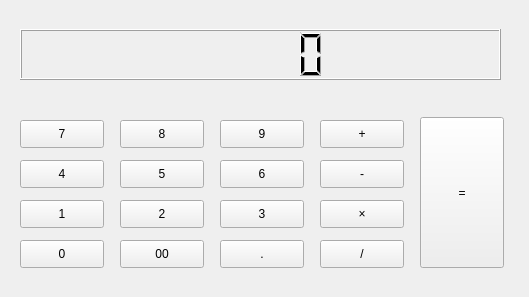
This is calc.ui in Showmylove/python-study as Qt 5 draws it before an edit. The edited form follows.
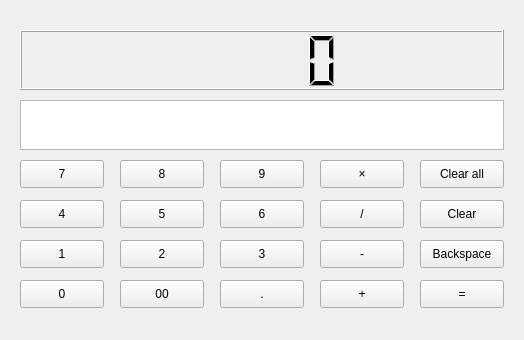
This is the edited form.

The edit to the form file:
```diff
--- a/calc.ui
+++ b/calc.ui
@@ -6,18 +6,21 @@
    <rect>
     <x>0</x>
     <y>0</y>
-    <width>529</width>
-    <height>297</height>
+    <width>524</width>
+    <height>340</height>
    </rect>
   </property>
   <property name="windowTitle">
-   <string>Calc</string>
+   <string>Calculater</string>
+  </property>
+  <property name="layoutDirection">
+   <enum>Qt::LeftToRight</enum>
   </property>
   <widget class="QPushButton" name="pushButton_six">
    <property name="geometry">
     <rect>
      <x>220</x>
-     <y>160</y>
+     <y>200</y>
      <width>84</width>
      <height>28</height>
     </rect>
@@ -30,7 +33,7 @@
    <property name="geometry">
     <rect>
      <x>220</x>
-     <y>200</y>
+     <y>240</y>
      <width>84</width>
      <height>28</height>
     </rect>
@@ -43,7 +46,7 @@
    <property name="geometry">
     <rect>
      <x>220</x>
-     <y>120</y>
+     <y>160</y>
      <width>84</width>
      <height>28</height>
     </rect>
@@ -52,24 +55,11 @@
     <string>9</string>
    </property>
   </widget>
-  <widget class="QPushButton" name="pushButton_equal">
-   <property name="geometry">
-    <rect>
-     <x>420</x>
-     <y>117</y>
-     <width>84</width>
-     <height>151</height>
-    </rect>
-   </property>
-   <property name="text">
-    <string>=</string>
-   </property>
-  </widget>
   <widget class="QPushButton" name="pushButton_zero">
    <property name="geometry">
     <rect>
      <x>20</x>
-     <y>240</y>
+     <y>280</y>
      <width>84</width>
      <height>28</height>
     </rect>
@@ -82,7 +72,7 @@
    <property name="geometry">
     <rect>
      <x>320</x>
-     <y>160</y>
+     <y>240</y>
      <width>84</width>
      <height>28</height>
     </rect>
@@ -95,7 +85,7 @@
    <property name="geometry">
     <rect>
      <x>20</x>
-     <y>200</y>
+     <y>240</y>
      <width>84</width>
      <height>28</height>
     </rect>
@@ -108,7 +98,7 @@
    <property name="geometry">
     <rect>
      <x>20</x>
-     <y>120</y>
+     <y>160</y>
      <width>84</width>
      <height>28</height>
     </rect>
@@ -121,7 +111,7 @@
    <property name="geometry">
     <rect>
      <x>120</x>
-     <y>120</y>
+     <y>160</y>
      <width>84</width>
      <height>28</height>
     </rect>
@@ -134,33 +124,20 @@
    <property name="geometry">
     <rect>
      <x>20</x>
-     <y>29</y>
-     <width>481</width>
-     <height>51</height>
+     <y>30</y>
+     <width>484</width>
+     <height>60</height>
     </rect>
    </property>
    <property name="smallDecimalPoint">
     <bool>false</bool>
    </property>
   </widget>
-  <widget class="QPushButton" name="pushButton_double_zero">
-   <property name="geometry">
-    <rect>
-     <x>120</x>
-     <y>240</y>
-     <width>84</width>
-     <height>28</height>
-    </rect>
-   </property>
-   <property name="text">
-    <string>00</string>
-   </property>
-  </widget>
   <widget class="QPushButton" name="pushButton_add">
    <property name="geometry">
     <rect>
      <x>320</x>
-     <y>120</y>
+     <y>280</y>
      <width>84</width>
      <height>28</height>
     </rect>
@@ -173,7 +150,7 @@
    <property name="geometry">
     <rect>
      <x>120</x>
-     <y>200</y>
+     <y>240</y>
      <width>84</width>
      <height>28</height>
     </rect>
@@ -186,7 +163,7 @@
    <property name="geometry">
     <rect>
      <x>20</x>
-     <y>160</y>
+     <y>200</y>
      <width>84</width>
      <height>28</height>
     </rect>
@@ -199,7 +176,7 @@
    <property name="geometry">
     <rect>
      <x>320</x>
-     <y>200</y>
+     <y>160</y>
      <width>84</width>
      <height>28</height>
     </rect>
@@ -212,7 +189,7 @@
    <property name="geometry">
     <rect>
      <x>320</x>
-     <y>240</y>
+     <y>200</y>
      <width>84</width>
      <height>28</height>
     </rect>
@@ -225,7 +202,7 @@
    <property name="geometry">
     <rect>
      <x>220</x>
-     <y>240</y>
+     <y>280</y>
      <width>84</width>
      <height>28</height>
     </rect>
@@ -238,7 +215,7 @@
    <property name="geometry">
     <rect>
      <x>120</x>
-     <y>160</y>
+     <y>200</y>
      <width>84</width>
      <height>28</height>
     </rect>
@@ -247,6 +224,81 @@
     <string>5</string>
    </property>
   </widget>
+  <widget class="QPushButton" name="pushButton_backspace">
+   <property name="geometry">
+    <rect>
+     <x>420</x>
+     <y>240</y>
+     <width>84</width>
+     <height>28</height>
+    </rect>
+   </property>
+   <property name="text">
+    <string>Backspace</string>
+   </property>
+  </widget>
+  <widget class="QPushButton" name="pushButton_clear">
+   <property name="geometry">
+    <rect>
+     <x>420</x>
+     <y>200</y>
+     <width>84</width>
+     <height>28</height>
+    </rect>
+   </property>
+   <property name="text">
+    <string>Clear</string>
+   </property>
+  </widget>
+  <widget class="QPushButton" name="pushButton_clear_all">
+   <property name="geometry">
+    <rect>
+     <x>420</x>
+     <y>160</y>
+     <width>84</width>
+     <height>28</height>
+    </rect>
+   </property>
+   <property name="text">
+    <string>Clear all</string>
+   </property>
+  </widget>
+  <widget class="QPushButton" name="pushButton_equal">
+   <property name="geometry">
+    <rect>
+     <x>420</x>
+     <y>280</y>
+     <width>84</width>
+     <height>28</height>
+    </rect>
+   </property>
+   <property name="text">
+    <string>=</string>
+   </property>
+  </widget>
+  <widget class="QPushButton" name="pushButton_double_zero">
+   <property name="geometry">
+    <rect>
+     <x>120</x>
+     <y>280</y>
+     <width>84</width>
+     <height>28</height>
+    </rect>
+   </property>
+   <property name="text">
+    <string>00</string>
+   </property>
+  </widget>
+  <widget class="QTextBrowser" name="textBrowser">
+   <property name="geometry">
+    <rect>
+     <x>20</x>
+     <y>100</y>
+     <width>484</width>
+     <height>50</height>
+    </rect>
+   </property>
+  </widget>
  </widget>
  <resources/>
  <connections>
```
Left out of the diff: 355 changed lines with no effect on the pictures.
